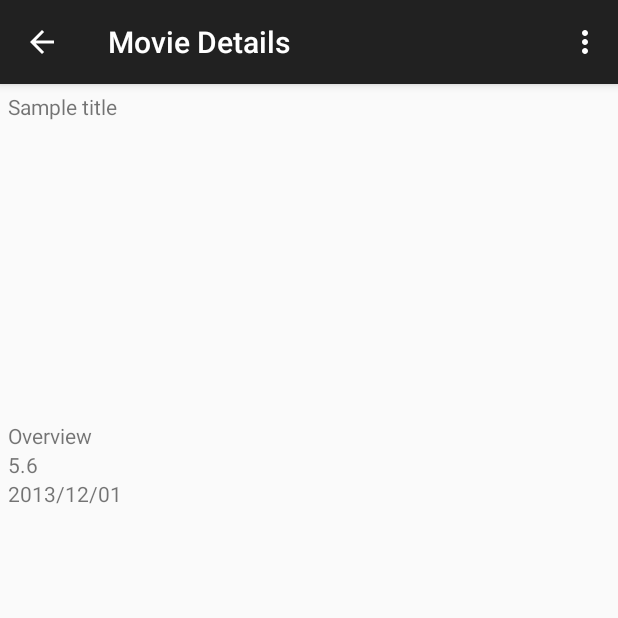
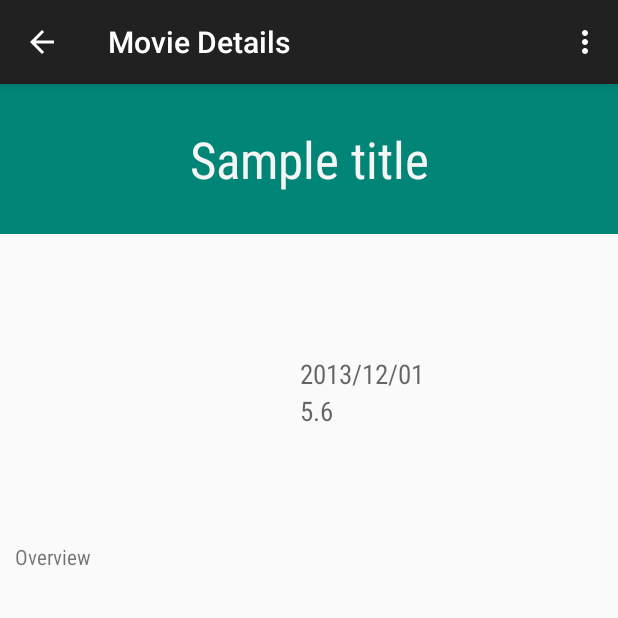
Before and after one commit to hlimaye/P1PopularMovies, an Android app: the MovieDetail_ActivityFragment screen opened directly, with no data from a screen before it, on a phone screen of 412 x 824 dp, the top half of it. Run offline under Robolectric (Android 15) with nearby library versions, the phone set to English and light mode, and no system bars; our stand-ins replace Picasso; pictures from the network do not load.

Commit message:
P1 stage 1 complete

```diff
--- a/app/build.gradle
+++ b/app/build.gradle
@@ -16,6 +16,9 @@ android {
             minifyEnabled false
             proguardFiles getDefaultProguardFile('proguard-android.txt'), 'proguard-rules.pro'
         }
+        debug {
+            debuggable true
+        }
     }
     repositories {
         mavenCentral()
--- a/app/src/main/java/com/example/harshallimaye/p1popularmovies/Movie.java
+++ b/app/src/main/java/com/example/harshallimaye/p1popularmovies/Movie.java
@@ -2,6 +2,7 @@ package com.example.harshallimaye.p1popularmovies;
 
 /**
  * Created by harshallimaye on 7/15/15.
+ * This is a custom Movie class encapsulating the movie attributes
  */
 public class Movie {
     String title;
--- a/app/src/main/java/com/example/harshallimaye/p1popularmovies/MovieDetail_ActivityFragment.java
+++ b/app/src/main/java/com/example/harshallimaye/p1popularmovies/MovieDetail_ActivityFragment.java
@@ -25,11 +25,14 @@ public class MovieDetail_ActivityFragment extends Fragment {
                              Bundle savedInstanceState) {
 
 
-        // The detail Activity called via intent.  Inspect the intent for forecast data.
+        // The detail Activity called via intent.  Inspect the intent for movie attributes passed as string array.
 
         View rootView = inflater.inflate(R.layout.fragment_movie_detail, container, false);
         Intent intent = getActivity().getIntent();
         if (intent != null && intent.hasExtra(Intent.EXTRA_TEXT)) {
+
+            // Movie attributes are in this string array in this sequence:
+            // Original title, Poster Path, Synopsis, Rating, Release Date
             String[] movieDetail =  intent.getStringArrayExtra(Intent.EXTRA_TEXT);
 
             TextView title = (TextView) rootView.findViewById(R.id.movie_detail_title);
--- a/app/src/main/res/layout/fragment_main.xml
+++ b/app/src/main/res/layout/fragment_main.xml
@@ -1,7 +1,8 @@
 <FrameLayout xmlns:android="http://schemas.android.com/apk/res/android"
     xmlns:tools="http://schemas.android.com/tools" android:layout_width="match_parent"
-    android:layout_height="match_parent" android:paddingLeft="@dimen/activity_horizontal_margin"
-    tools:context=".MainActivityFragment">
+    android:layout_height="match_parent" android:paddingLeft="@dimen/abc_action_bar_navigation_padding_start_material"
+    tools:context=".MainActivityFragment"
+    android:background="@android:color/background_dark">
 
     <GridView xmlns:android="http://schemas.android.com/apk/res/android"
         android:id="@+id/gridview_movies"
--- a/app/src/main/res/layout/fragment_movie_detail.xml
+++ b/app/src/main/res/layout/fragment_movie_detail.xml
@@ -1,3 +1,7 @@
+<ScrollView
+    xmlns:android="http://schemas.android.com/apk/res/android"
+    android:layout_height="match_parent"
+    android:layout_width="match_parent">
 <LinearLayout xmlns:android="http://schemas.android.com/apk/res/android"
     xmlns:tools="http://schemas.android.com/tools"
     android:layout_width="match_parent"
@@ -5,34 +9,68 @@
     android:gravity="left"
     android:orientation="vertical"
     android:minHeight="?android:attr/listPreferredItemHeight"
-    android:padding="5dp"
+    android:padding="0dp"
     tools:context="com.example.harshallimaye.p1popularmovies.MovieDetail_ActivityFragment">
 
 
     <TextView
         android:id="@+id/movie_detail_title"
         android:text="Sample title"
-        android:layout_width="wrap_content"
-        android:layout_height="wrap_content" />
-    <ImageView
-        android:id="@+id/movie_detail_poster"
-        android:layout_width="200dp"
-        android:layout_height="200dp" />
+        android:layout_width="fill_parent"
+        android:layout_height="100dp"
+        android:gravity="center"
+        android:background="@color/material_deep_teal_500"
+        android:fontFamily="sans-serif-condensed"
+        android:textSize="@dimen/abc_text_size_display_1_material"
+        android:textColor="@color/primary_material_light"
+        />
+    <LinearLayout
+        android:layout_width="match_parent"
+        android:layout_height="match_parent"
+        android:orientation="horizontal"
+        android:paddingTop="5dp">
+
+        <ImageView
+            android:id="@+id/movie_detail_poster"
+            android:layout_width="200dp"
+            android:layout_height="200dp"
+            android:paddingLeft="10dp"
+            android:layout_weight="0"/>
+
+        <LinearLayout
+            android:layout_width="match_parent"
+            android:layout_height="match_parent"
+            android:orientation="vertical"
+            android:gravity="center_vertical"
+            android:layout_weight="1">
+
+            <TextView
+                android:id="@+id/movie_detail_release_dt"
+                android:text="2013/12/01"
+                android:layout_width="wrap_content"
+                android:layout_height="wrap_content"
+                android:fontFamily="sans-serif-condensed"
+                android:textAppearance="?android:textAppearanceMedium"/>
+            <TextView
+                android:id="@+id/movie_detail_rating"
+                android:text="5.6"
+                android:layout_width="wrap_content"
+                android:layout_height="wrap_content"
+                android:fontFamily="sans-serif-condensed"
+                android:textAppearance="?android:textAppearanceMedium"/>
+
+        </LinearLayout>
+        </LinearLayout>
+
     <TextView
         android:id="@+id/movie_detail_overview"
         android:text="Overview"
         android:layout_width="wrap_content"
-        android:layout_height="wrap_content" />
-    <TextView
-        android:id="@+id/movie_detail_rating"
-        android:text="5.6"
-        android:layout_width="wrap_content"
-        android:layout_height="wrap_content" />
-    <TextView
-        android:id="@+id/movie_detail_release_dt"
-        android:text="2013/12/01"
-        android:layout_width="wrap_content"
-        android:layout_height="wrap_content" />
+        android:layout_height="wrap_content"
+        android:fontFamily="sans-serif-condensed"
+        android:textAppearance="?android:textAppearanceSmall"
+        android:paddingLeft="10dp"/>
 
 
 </LinearLayout>
+</ScrollView>
--- a/app/src/main/res/values/styles.xml
+++ b/app/src/main/res/values/styles.xml
@@ -3,6 +3,17 @@
     <!-- Base application theme. -->
     <style name="AppTheme" parent="Theme.AppCompat.Light.DarkActionBar">
         <!-- Customize your theme here. -->
+        <item name="android:windowActionBarOverlay">true</item>
     </style>
 
+    <style name="SettingsTheme" parent="AppTheme">
+        <!-- Customize your theme here. -->
+        <item name="android:actionBarStyle">@style/ActionBar.PopMovies.Notitle</item>
+    </style>
+
+    <!-- Settings activity action bar styles -->
+        <style name="ActionBar.PopMovies.Notitle" parent="@style/Widget.AppCompat.Light.ActionBar.Solid.Inverse">
+            <item name="android:background">@color/abc_primary_text_material_dark</item>
+            <item name="android:height">56dp</item>
+        </style>
 </resources>
```
Also changed, not shown: app/src/main/AndroidManifest.xml (+5 -3 lines), app/src/main/java/com/example/harshallimaye/p1popularmovies/MainActivityFragment.java (+42 -59 lines), app/src/main/java/com/example/harshallimaye/p1popularmovies/MovieAdapter.java (+5 -6 lines), app/src/main/res/layout/grid_view_item_movie.xml (+4 -5 lines), app/src/main/res/values/strings.xml (+9 -3 lines), app/src/main/res/values/strings_activity_settings.xml (deleted, +0 -52 lines), app/src/main/res/xml/pref_data_sync.xml (deleted, +0 -21 lines), app/src/main/res/xml/pref_headers.xml (deleted, +0 -17 lines), app/src/main/res/xml/pref_notification.xml (deleted, +0 -27 lines), app/src/main/insideout-web.png (deleted), app/src/main/res/drawable/despicableme.jpg (deleted).
